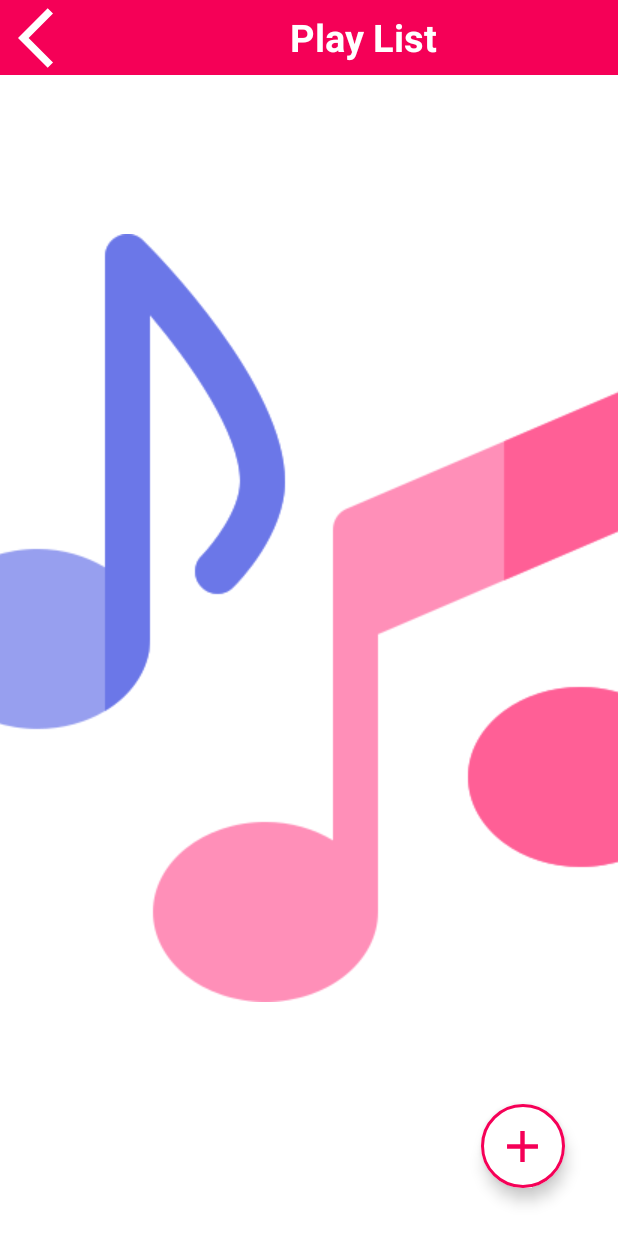
After one commit to sks1992/music_app_android, an Android app: the PlayListActivity screen opened directly, with no data from a screen before it, on a phone screen of 412 x 824 dp. The commit adds this screen. Run offline under Robolectric (Android 15) with nearby library versions, the phone set to English and light mode, and no system bars.

Commit message:
playerList activity ui

```diff
--- a/app/src/main/AndroidManifest.xml
+++ b/app/src/main/AndroidManifest.xml
@@ -11,6 +11,12 @@
         android:supportsRtl="true"
         android:theme="@style/splash_screen"
         tools:targetApi="31">
+        <activity
+            android:name=".PlayListActivity"
+            android:exported="false" />
+        <activity
+            android:name=".FavouriteActivity"
+            android:exported="false" />
         <activity
             android:name=".PlayerActivity"
             android:exported="false" />
--- /dev/null
+++ b/app/src/main/java/sk/sksv/spotifyclone/PlayListActivity.kt
@@ -0,0 +1,11 @@
+package sk.sksv.spotifyclone
+
+import androidx.appcompat.app.AppCompatActivity
+import android.os.Bundle
+
+class PlayListActivity : AppCompatActivity() {
+    override fun onCreate(savedInstanceState: Bundle?) {
+        super.onCreate(savedInstanceState)
+        setContentView(R.layout.activity_play_list)
+    }
+}
--- /dev/null
+++ b/app/src/main/res/drawable/add_icon.xml
@@ -0,0 +1,5 @@
+<vector android:height="24dp" android:tint="#000000"
+    android:viewportHeight="24" android:viewportWidth="24"
+    android:width="24dp" xmlns:android="http://schemas.android.com/apk/res/android">
+    <path android:fillColor="@android:color/white" android:pathData="M19,13h-6v6h-2v-6H5v-2h6V5h2v6h6v2z"/>
+</vector>
--- /dev/null
+++ b/app/src/main/res/drawable/graphic_eq_icon.xml
@@ -0,0 +1,5 @@
+<vector android:height="24dp" android:tint="#000000"
+    android:viewportHeight="24" android:viewportWidth="24"
+    android:width="24dp" xmlns:android="http://schemas.android.com/apk/res/android">
+    <path android:fillColor="@android:color/white" android:pathData="M7,18h2L9,6L7,6v12zM11,22h2L13,2h-2v20zM3,14h2v-4L3,10v4zM15,18h2L17,6h-2v12zM19,10v4h2v-4h-2z"/>
+</vector>
--- /dev/null
+++ b/app/src/main/res/drawable/repeat_icon.xml
@@ -0,0 +1,5 @@
+<vector android:height="24dp" android:tint="#000000"
+    android:viewportHeight="24" android:viewportWidth="24"
+    android:width="24dp" xmlns:android="http://schemas.android.com/apk/res/android">
+    <path android:fillColor="@android:color/white" android:pathData="M7,7h10v3l4,-4 -4,-4v3L5,5v6h2L7,7zM17,17L7,17v-3l-4,4 4,4v-3h12v-6h-2v4z"/>
+</vector>
--- /dev/null
+++ b/app/src/main/res/drawable/share_icon.xml
@@ -0,0 +1,5 @@
+<vector android:height="24dp" android:tint="#000000"
+    android:viewportHeight="24" android:viewportWidth="24"
+    android:width="24dp" xmlns:android="http://schemas.android.com/apk/res/android">
+    <path android:fillColor="@android:color/white" android:pathData="M18,16.08c-0.76,0 -1.44,0.3 -1.96,0.77L8.91,12.7c0.05,-0.23 0.09,-0.46 0.09,-0.7s-0.04,-0.47 -0.09,-0.7l7.05,-4.11c0.54,0.5 1.25,0.81 2.04,0.81 1.66,0 3,-1.34 3,-3s-1.34,-3 -3,-3 -3,1.34 -3,3c0,0.24 0.04,0.47 0.09,0.7L8.04,9.81C7.5,9.31 6.79,9 6,9c-1.66,0 -3,1.34 -3,3s1.34,3 3,3c0.79,0 1.5,-0.31 2.04,-0.81l7.12,4.16c-0.05,0.21 -0.08,0.43 -0.08,0.65 0,1.61 1.31,2.92 2.92,2.92 1.61,0 2.92,-1.31 2.92,-2.92s-1.31,-2.92 -2.92,-2.92z"/>
+</vector>
--- /dev/null
+++ b/app/src/main/res/drawable/timer_icon.xml
@@ -0,0 +1,6 @@
+<vector android:height="24dp" android:tint="#000000"
+    android:viewportHeight="24" android:viewportWidth="24"
+    android:width="24dp" xmlns:android="http://schemas.android.com/apk/res/android">
+    <path android:fillColor="@android:color/white" android:pathData="M9,1h6v2h-6z"/>
+    <path android:fillColor="@android:color/white" android:pathData="M19.03,7.39l1.42,-1.42c-0.43,-0.51 -0.9,-0.99 -1.41,-1.41l-1.42,1.42C16.07,4.74 14.12,4 12,4c-4.97,0 -9,4.03 -9,9c0,4.97 4.02,9 9,9s9,-4.03 9,-9C21,10.88 20.26,8.93 19.03,7.39zM13,14h-2V8h2V14z"/>
+</vector>
--- /dev/null
+++ b/app/src/main/res/layout/activity_play_list.xml
@@ -0,0 +1,54 @@
+<?xml version="1.0" encoding="utf-8"?>
+<androidx.constraintlayout.widget.ConstraintLayout xmlns:android="http://schemas.android.com/apk/res/android"
+    xmlns:app="http://schemas.android.com/apk/res-auto"
+    xmlns:tools="http://schemas.android.com/tools"
+    android:layout_width="match_parent"
+    android:layout_height="match_parent"
+    tools:context=".PlayListActivity">
+
+    <LinearLayout
+        android:id="@+id/linearLayout2"
+        android:layout_width="match_parent"
+        android:layout_height="wrap_content"
+        android:background="@color/cool_pink"
+        android:orientation="horizontal"
+        app:layout_constraintEnd_toEndOf="parent"
+        app:layout_constraintStart_toStartOf="parent"
+        app:layout_constraintTop_toTopOf="parent">
+
+        <ImageButton
+            android:layout_width="wrap_content"
+            android:layout_height="50dp"
+            android:backgroundTint="@android:color/transparent"
+            android:contentDescription="@string/back_image_icon"
+            android:src="@drawable/back_icon"
+            app:tint="@color/white" />
+
+        <TextView
+            android:layout_width="match_parent"
+            android:layout_height="match_parent"
+            android:contentDescription="@string/play_list_button"
+            android:gravity="center"
+            android:text="@string/play_list_button"
+            android:textColor="@color/white"
+            android:textSize="25sp"
+            android:textStyle="bold" />
+    </LinearLayout>
+
+    <com.google.android.material.floatingactionbutton.ExtendedFloatingActionButton
+        android:id="@+id/extendedFloatingActionButton"
+        android:layout_width="wrap_content"
+        android:layout_height="wrap_content"
+        android:layout_marginEnd="35dp"
+        android:layout_marginBottom="32dp"
+        android:backgroundTint="@color/white"
+        android:contentDescription="@string/add_icon"
+        app:icon="@drawable/add_icon"
+        app:iconSize="35dp"
+        app:iconTint="@color/cool_pink"
+        app:layout_constraintBottom_toBottomOf="parent"
+        app:layout_constraintEnd_toEndOf="parent"
+        app:strokeWidth="2dp"
+        app:strokeColor="@color/cool_pink"/>
+
+</androidx.constraintlayout.widget.ConstraintLayout>
--- a/app/src/main/res/values/strings.xml
+++ b/app/src/main/res/values/strings.xml
@@ -12,4 +12,12 @@
     <string name="next_button">Next Button</string>
     <string name="previous_button">Previous Button</string>
     <string name="pause_button">Pause Button</string>
+    <string name="start_time">00.00</string>
+    <string name="end_time">Loading...</string>
+    <string name="repeat_button">Repeat Button</string>
+    <string name="equalizer">Equalizer</string>
+    <string name="timer">Timer</string>
+    <string name="share">Share</string>
+    <string name="play_list_button">Play List</string>
+    <string name="add_icon">Add Icon</string>
 </resources>
```
Also changed, not shown: app/src/main/java/sk/sksv/spotifyclone/FavouriteActivity.kt (added, +11 -0 lines), app/src/main/res/layout/activity_favourite.xml (added, +54 -0 lines), app/src/main/res/layout/activity_player.xml (+85 -7 lines).
